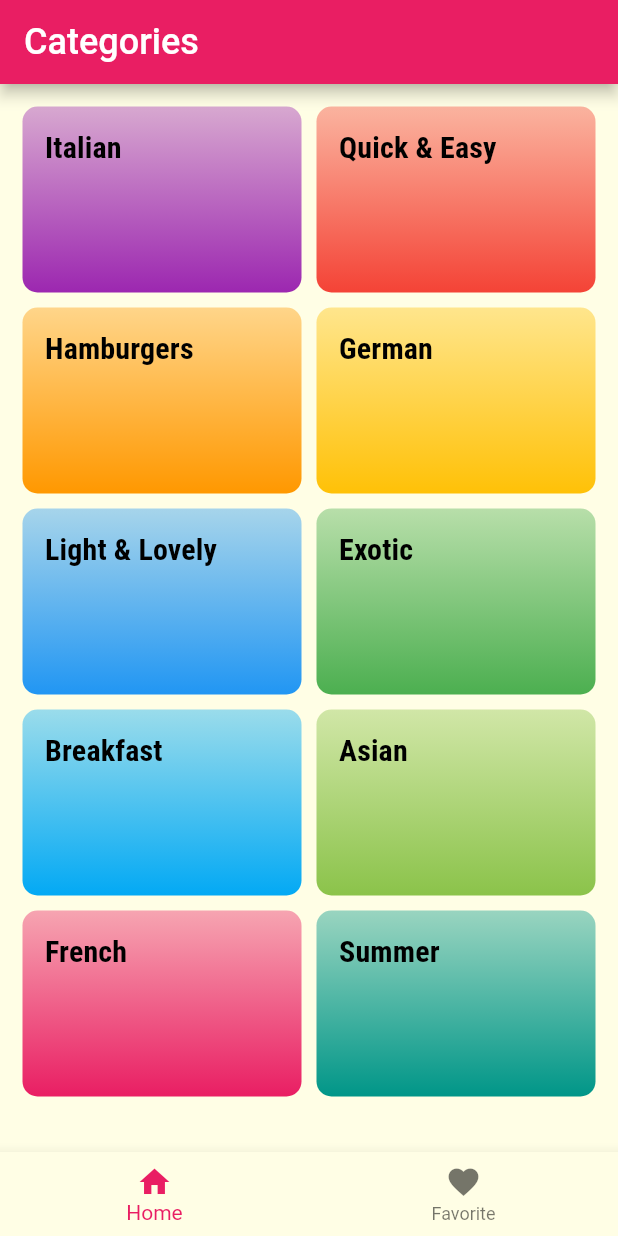
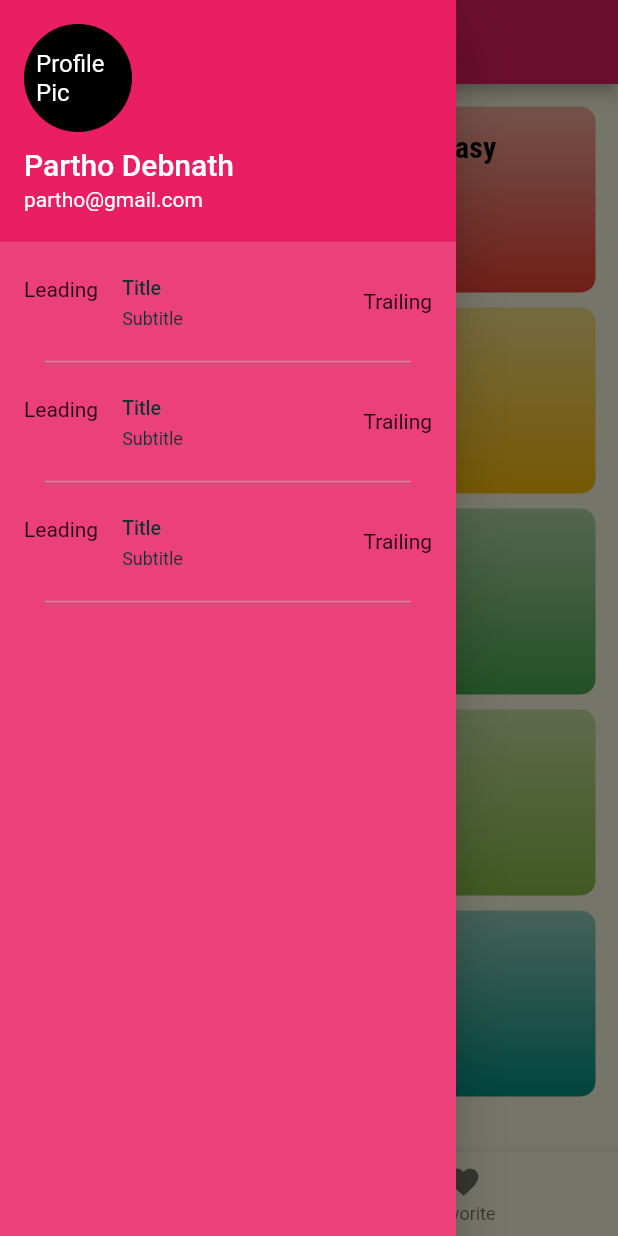
Before and after one commit to pd28CSE/Flutter_Meals_App_New, a Flutter app: the screen it shows after launch, with the side drawer open (before the commit the screen has no drawer), on a phone screen of 412 x 824 dp. Run offline on Flutter 3.47's test engine with Material 2 defaults, Android fonts, the phone set to English and light mode, and no system bars.

Commit message:
add drawer MyDrawer

```diff
--- a/lib/screens/tabs_screen.dart
+++ b/lib/screens/tabs_screen.dart
@@ -2,6 +2,7 @@ import 'package:flutter/material.dart';
 
 import './categories_screen.dart';
 import './favourite_screen.dart';
+import '../widgets/my_drawer.dart';
 
 class TabsScreen extends StatefulWidget {
   static const String routeName = "tabs-screen";
@@ -13,7 +14,7 @@ class TabsScreen extends StatefulWidget {
 
 class _TabsScreenState extends State<TabsScreen> {
   int _currentScreenIndex = 0;
-  List<Map<String, Object>> _tabScreens = [
+  List<Map<String, Object>> _tabScreens = const [
     {'screen': CategoriesScreen(), 'title': 'Categories'},
     {'screen': FavouriteScreen(), 'title': 'Favourites'},
   ];
@@ -30,6 +31,7 @@ class _TabsScreenState extends State<TabsScreen> {
       appBar: AppBar(
         title: Text(_tabScreens[_currentScreenIndex]['title'] as String),
       ),
+      drawer: const MyDrawer(),
       body: _tabScreens[_currentScreenIndex]['screen'] as Widget,
       bottomNavigationBar: BottomNavigationBar(
         currentIndex: _currentScreenIndex,
--- /dev/null
+++ b/lib/widgets/my_drawer.dart
@@ -0,0 +1,71 @@
+import 'package:flutter/material.dart';
+
+class MyDrawer extends StatelessWidget {
+  const MyDrawer({super.key});
+
+  @override
+  Widget build(BuildContext context) {
+    return Drawer(
+      backgroundColor: Colors.pink.shade400,
+      child: ListView(
+        padding: EdgeInsets.zero,
+        children: const <Widget>[
+          UserAccountsDrawerHeader(
+            accountName: Text(
+              'Partho Debnath',
+              style: TextStyle(fontSize: 20),
+            ),
+            accountEmail: Text('partho@gmail.com'),
+            currentAccountPicture: CircleAvatar(
+              foregroundColor: Colors.white,
+              backgroundColor: Colors.black,
+              child: Padding(
+                padding: EdgeInsets.all(8.0),
+                child: Text('Profile Pic'),
+              ),
+            ),
+          ),
+          ListTile(
+            title: Text('Title'),
+            subtitle: Text('Subtitle'),
+            leading: Text('Leading'),
+            dense: true,
+            trailing: Text('Trailing'),
+          ),
+          Divider(
+            indent: 30,
+            endIndent: 30,
+            thickness: 1,
+            color: Colors.grey,
+          ),
+          ListTile(
+            title: Text('Title'),
+            subtitle: Text('Subtitle'),
+            leading: Text('Leading'),
+            dense: true,
+            trailing: Text('Trailing'),
+          ),
+          Divider(
+            indent: 30,
+            endIndent: 30,
+            thickness: 1,
+            color: Colors.grey,
+          ),
+          ListTile(
+            title: Text('Title'),
+            subtitle: Text('Subtitle'),
+            leading: Text('Leading'),
+            dense: true,
+            trailing: Text('Trailing'),
+          ),
+          Divider(
+            indent: 30,
+            endIndent: 30,
+            thickness: 1,
+            color: Colors.grey,
+          ),
+        ],
+      ),
+    );
+  }
+}
```
